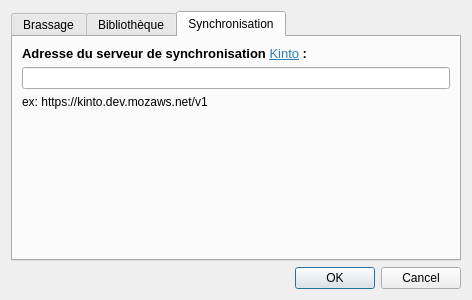
Before: the Qt Designer form joliebulle/preferences.ui in njouanin/joliebulle, drawn with Qt 5.
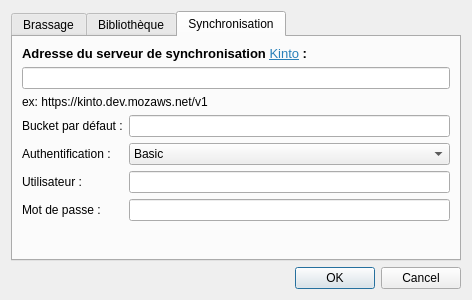
After: the same form once the commit is applied. The open tabs and pages were chosen to show the change.

Commit message: Ajout des champs d'authentification Basic

Patch:
```diff
--- a/joliebulle/preferences.ui
+++ b/joliebulle/preferences.ui
@@ -167,6 +167,80 @@
          </property>
         </widget>
        </item>
+       <item>
+        <layout class="QFormLayout" name="formLayout_2">
+         <property name="fieldGrowthPolicy">
+          <enum>QFormLayout::AllNonFixedFieldsGrow</enum>
+         </property>
+         <item row="0" column="1">
+          <widget class="QLineEdit" name="lineEditDefaultBucket">
+           <property name="sizePolicy">
+            <sizepolicy hsizetype="Expanding" vsizetype="Fixed">
+             <horstretch>0</horstretch>
+             <verstretch>0</verstretch>
+            </sizepolicy>
+           </property>
+          </widget>
+         </item>
+         <item row="1" column="0">
+          <widget class="QLabel" name="label_11">
+           <property name="text">
+            <string>Authentification :</string>
+           </property>
+          </widget>
+         </item>
+         <item row="1" column="1">
+          <widget class="QComboBox" name="comboBox">
+           <property name="currentText">
+            <string>Basic</string>
+           </property>
+           <item>
+            <property name="text">
+             <string>Basic</string>
+            </property>
+           </item>
+          </widget>
+         </item>
+         <item row="0" column="0">
+          <widget class="QLabel" name="label_10">
+           <property name="text">
+            <string>Bucket par défaut :</string>
+           </property>
+          </widget>
+         </item>
+         <item row="2" column="0">
+          <widget class="QLabel" name="label_12">
+           <property name="text">
+            <string>Utilisateur :</string>
+           </property>
+          </widget>
+         </item>
+         <item row="2" column="1">
+          <widget class="QLineEdit" name="lineEditUserCred">
+           <property name="sizePolicy">
+            <sizepolicy hsizetype="Expanding" vsizetype="Fixed">
+             <horstretch>0</horstretch>
+             <verstretch>0</verstretch>
+            </sizepolicy>
+           </property>
+          </widget>
+         </item>
+         <item row="3" column="0">
+          <widget class="QLabel" name="label_13">
+           <property name="text">
+            <string>Mot de passe :</string>
+           </property>
+          </widget>
+         </item>
+         <item row="3" column="1">
+          <widget class="QLineEdit" name="lineEditPasswordCred">
+           <property name="echoMode">
+            <enum>QLineEdit::Password</enum>
+           </property>
+          </widget>
+         </item>
+        </layout>
+       </item>
        <item>
         <spacer name="verticalSpacer_2">
          <property name="orientation">
```
Left out of the diff: 2 changed lines with no effect on the pictures. The commit also changes 1 other file.
